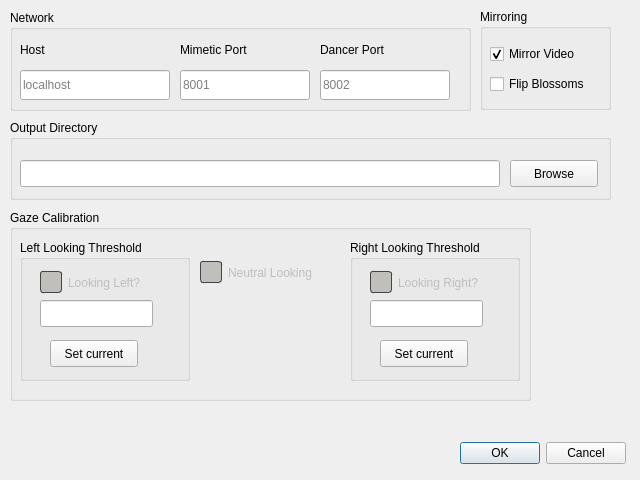
DiogoSaraiva/blossom-lasige-research, file src/settings_dialog.ui: the form before one commit.
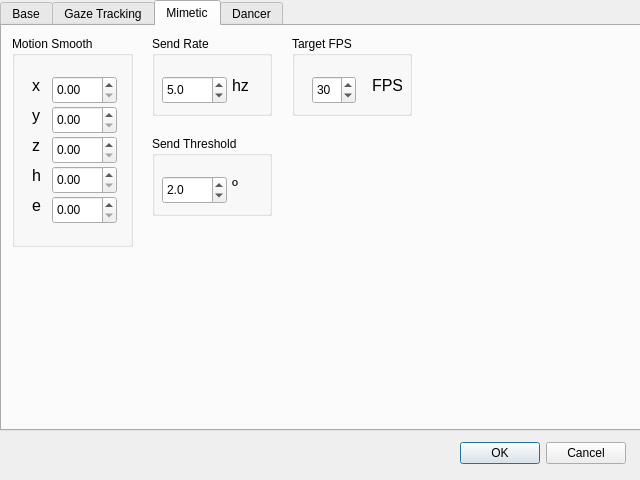
The form after the commit. The open tabs and pages were chosen to show the change.

```diff
--- a/src/settings_dialog.ui
+++ b/src/settings_dialog.ui
@@ -29,11 +29,36 @@
     <set>QDialogButtonBox::Cancel|QDialogButtonBox::Ok</set>
    </property>
   </widget>
+  <widget class="QTabWidget" name="tabs">
+   <property name="geometry">
+    <rect>
+     <x>0</x>
+     <y>0</y>
+     <width>641</width>
+     <height>431</height>
+    </rect>
+   </property>
+   <property name="tabShape">
+    <enum>QTabWidget::Rounded</enum>
+   </property>
+   <property name="currentIndex">
+    <number>0</number>
+   </property>
+   <property name="elideMode">
+    <enum>Qt::ElideNone</enum>
+   </property>
+   <widget class="QWidget" name="base_tab">
+    <property name="locale">
+     <locale language="English" country="UnitedStates"/>
+    </property>
+    <attribute name="title">
+     <string>Base</string>
+    </attribute>
   <widget class="QGroupBox" name="Network">
    <property name="geometry">
     <rect>
      <x>10</x>
-     <y>10</y>
+       <y>90</y>
      <width>461</width>
      <height>101</height>
     </rect>
@@ -201,12 +226,57 @@
     </property>
    </widget>
   </widget>
+    <widget class="QGroupBox" name="output_directory_group">
+     <property name="geometry">
+      <rect>
+       <x>10</x>
+       <y>210</y>
+       <width>621</width>
+       <height>80</height>
+      </rect>
+     </property>
+     <property name="locale">
+      <locale language="English" country="UnitedStates"/>
+     </property>
+     <property name="title">
+      <string>Output Directory</string>
+     </property>
+     <widget class="QLineEdit" name="output_directory">
+      <property name="geometry">
+       <rect>
+        <x>10</x>
+        <y>40</y>
+        <width>480</width>
+        <height>27</height>
+       </rect>
+      </property>
+      <property name="locale">
+       <locale language="English" country="UnitedStates"/>
+      </property>
+     </widget>
+     <widget class="QPushButton" name="browse_output_dir_button">
+      <property name="geometry">
+       <rect>
+        <x>500</x>
+        <y>40</y>
+        <width>88</width>
+        <height>27</height>
+       </rect>
+      </property>
+      <property name="locale">
+       <locale language="English" country="UnitedStates"/>
+      </property>
+      <property name="text">
+       <string>Browse</string>
+      </property>
+     </widget>
+    </widget>
   <widget class="QGroupBox" name="mirroring">
    <property name="geometry">
     <rect>
      <x>480</x>
-     <y>9</y>
-     <width>131</width>
+       <y>90</y>
+       <width>151</width>
      <height>101</height>
     </rect>
    </property>
@@ -219,7 +289,7 @@
    <widget class="QCheckBox" name="mirror_video">
     <property name="geometry">
      <rect>
-      <x>10</x>
+        <x>20</x>
       <y>30</y>
       <width>115</width>
       <height>30</height>
@@ -256,7 +326,7 @@
    <widget class="QCheckBox" name="flip_blossom">
     <property name="geometry">
      <rect>
-      <x>10</x>
+        <x>20</x>
       <y>60</y>
       <width>115</width>
       <height>30</height>
@@ -286,13 +356,16 @@
     <property name="text">
      <string>Flip Blossoms</string>
     </property>
-   </widget>
-  </widget>
-  <widget class="QGroupBox" name="output_directory_group">
+      <property name="checked">
+       <bool>true</bool>
+      </property>
+     </widget>
+    </widget>
+    <widget class="QGroupBox" name="study_case_id_group">
    <property name="geometry">
     <rect>
      <x>10</x>
-     <y>120</y>
+       <y>10</y>
      <width>601</width>
      <height>80</height>
     </rect>
@@ -307,37 +380,34 @@
     <property name="geometry">
      <rect>
       <x>10</x>
-      <y>40</y>
-      <width>480</width>
-      <height>27</height>
-     </rect>
-    </property>
-    <property name="locale">
-     <locale language="English" country="UnitedStates"/>
-    </property>
-   </widget>
-   <widget class="QPushButton" name="browse_button">
-    <property name="geometry">
-     <rect>
-      <x>500</x>
-      <y>40</y>
-      <width>88</width>
-      <height>27</height>
-     </rect>
-    </property>
-    <property name="locale">
-     <locale language="English" country="UnitedStates"/>
+        <y>30</y>
+        <width>581</width>
+        <height>41</height>
+       </rect>
+      </property>
+      <property name="font">
+       <font>
+        <pointsize>18</pointsize>
+       </font>
     </property>
     <property name="text">
-     <string>Browse</string>
-    </property>
-   </widget>
-  </widget>
+       <string>ID</string>
+      </property>
+      <property name="alignment">
+       <set>Qt::AlignCenter</set>
+      </property>
+     </widget>
+    </widget>
+   </widget>
+   <widget class="QWidget" name="gaze_tab">
+    <attribute name="title">
+     <string>Gaze Tracking</string>
+    </attribute>
   <widget class="QGroupBox" name="gaze_calibration">
    <property name="geometry">
     <rect>
      <x>10</x>
-     <y>210</y>
+       <y>10</y>
      <width>521</width>
      <height>191</height>
     </rect>
@@ -346,7 +416,7 @@
     <locale language="English" country="UnitedStates"/>
    </property>
    <property name="title">
-    <string>Gaze Calibration</string>
+      <string>Gaze Tracking Calibration</string>
    </property>
    <widget class="QGroupBox" name="left_looking">
     <property name="geometry">
@@ -602,6 +672,513 @@
     <property name="checked">
      <bool>false</bool>
     </property>
+     </widget>
+    </widget>
+   </widget>
+   <widget class="QWidget" name="mimetic_tab">
+    <attribute name="title">
+     <string>Mimetic</string>
+    </attribute>
+    <widget class="QGroupBox" name="motion_smooth_group">
+     <property name="geometry">
+      <rect>
+       <x>10</x>
+       <y>10</y>
+       <width>121</width>
+       <height>211</height>
+      </rect>
+     </property>
+     <property name="title">
+      <string>Motion Smooth</string>
+     </property>
+     <widget class="QDoubleSpinBox" name="alpha_map_x_value">
+      <property name="geometry">
+       <rect>
+        <x>40</x>
+        <y>40</y>
+        <width>65</width>
+        <height>28</height>
+       </rect>
+      </property>
+      <property name="maximum">
+       <double>1.000000000000000</double>
+      </property>
+      <property name="singleStep">
+       <double>0.050000000000000</double>
+      </property>
+     </widget>
+     <widget class="QLabel" name="x">
+      <property name="geometry">
+       <rect>
+        <x>20</x>
+        <y>40</y>
+        <width>20</width>
+        <height>19</height>
+       </rect>
+      </property>
+      <property name="maximumSize">
+       <size>
+        <width>20</width>
+        <height>20</height>
+       </size>
+      </property>
+      <property name="font">
+       <font>
+        <pointsize>12</pointsize>
+       </font>
+      </property>
+      <property name="text">
+       <string>x</string>
+      </property>
+     </widget>
+     <widget class="QDoubleSpinBox" name="alpha_map_y_value">
+      <property name="geometry">
+       <rect>
+        <x>40</x>
+        <y>70</y>
+        <width>65</width>
+        <height>28</height>
+       </rect>
+      </property>
+      <property name="maximum">
+       <double>1.000000000000000</double>
+      </property>
+      <property name="singleStep">
+       <double>0.050000000000000</double>
+      </property>
+     </widget>
+     <widget class="QLabel" name="y">
+      <property name="geometry">
+       <rect>
+        <x>20</x>
+        <y>70</y>
+        <width>20</width>
+        <height>19</height>
+       </rect>
+      </property>
+      <property name="maximumSize">
+       <size>
+        <width>20</width>
+        <height>20</height>
+       </size>
+      </property>
+      <property name="font">
+       <font>
+        <pointsize>12</pointsize>
+       </font>
+      </property>
+      <property name="text">
+       <string>y</string>
+      </property>
+     </widget>
+     <widget class="QLabel" name="z">
+      <property name="geometry">
+       <rect>
+        <x>20</x>
+        <y>100</y>
+        <width>20</width>
+        <height>19</height>
+       </rect>
+      </property>
+      <property name="maximumSize">
+       <size>
+        <width>20</width>
+        <height>20</height>
+       </size>
+      </property>
+      <property name="font">
+       <font>
+        <pointsize>12</pointsize>
+       </font>
+      </property>
+      <property name="text">
+       <string>z</string>
+      </property>
+     </widget>
+     <widget class="QDoubleSpinBox" name="alpha_map_z_value">
+      <property name="geometry">
+       <rect>
+        <x>40</x>
+        <y>100</y>
+        <width>65</width>
+        <height>28</height>
+       </rect>
+      </property>
+      <property name="maximum">
+       <double>1.000000000000000</double>
+      </property>
+      <property name="singleStep">
+       <double>0.050000000000000</double>
+      </property>
+     </widget>
+     <widget class="QDoubleSpinBox" name="alpha_map_h_value">
+      <property name="geometry">
+       <rect>
+        <x>40</x>
+        <y>130</y>
+        <width>65</width>
+        <height>28</height>
+       </rect>
+      </property>
+      <property name="maximum">
+       <double>1.000000000000000</double>
+      </property>
+      <property name="singleStep">
+       <double>0.050000000000000</double>
+      </property>
+     </widget>
+     <widget class="QLabel" name="h">
+      <property name="geometry">
+       <rect>
+        <x>20</x>
+        <y>130</y>
+        <width>20</width>
+        <height>19</height>
+       </rect>
+      </property>
+      <property name="maximumSize">
+       <size>
+        <width>20</width>
+        <height>20</height>
+       </size>
+      </property>
+      <property name="font">
+       <font>
+        <pointsize>12</pointsize>
+       </font>
+      </property>
+      <property name="text">
+       <string>h</string>
+      </property>
+     </widget>
+     <widget class="QDoubleSpinBox" name="alpha_map_e_value">
+      <property name="geometry">
+       <rect>
+        <x>40</x>
+        <y>160</y>
+        <width>65</width>
+        <height>28</height>
+       </rect>
+      </property>
+      <property name="maximum">
+       <double>1.000000000000000</double>
+      </property>
+      <property name="singleStep">
+       <double>0.050000000000000</double>
+      </property>
+     </widget>
+     <widget class="QLabel" name="e">
+      <property name="geometry">
+       <rect>
+        <x>20</x>
+        <y>160</y>
+        <width>20</width>
+        <height>19</height>
+       </rect>
+      </property>
+      <property name="maximumSize">
+       <size>
+        <width>20</width>
+        <height>20</height>
+       </size>
+      </property>
+      <property name="font">
+       <font>
+        <pointsize>12</pointsize>
+       </font>
+      </property>
+      <property name="text">
+       <string>e</string>
+      </property>
+     </widget>
+    </widget>
+    <widget class="QGroupBox" name="send_rate_group">
+     <property name="geometry">
+      <rect>
+       <x>150</x>
+       <y>10</y>
+       <width>120</width>
+       <height>80</height>
+      </rect>
+     </property>
+     <property name="title">
+      <string>Send Rate</string>
+     </property>
+     <widget class="QLabel" name="hz">
+      <property name="geometry">
+       <rect>
+        <x>80</x>
+        <y>40</y>
+        <width>20</width>
+        <height>19</height>
+       </rect>
+      </property>
+      <property name="maximumSize">
+       <size>
+        <width>20</width>
+        <height>20</height>
+       </size>
+      </property>
+      <property name="font">
+       <font>
+        <pointsize>12</pointsize>
+       </font>
+      </property>
+      <property name="text">
+       <string>hz</string>
+      </property>
+     </widget>
+     <widget class="QDoubleSpinBox" name="send_rate">
+      <property name="geometry">
+       <rect>
+        <x>10</x>
+        <y>40</y>
+        <width>65</width>
+        <height>28</height>
+       </rect>
+      </property>
+      <property name="decimals">
+       <number>1</number>
+      </property>
+      <property name="minimum">
+       <double>0.100000000000000</double>
+      </property>
+      <property name="maximum">
+       <double>10.000000000000000</double>
+      </property>
+      <property name="singleStep">
+       <double>0.100000000000000</double>
+      </property>
+      <property name="value">
+       <double>5.000000000000000</double>
+      </property>
+     </widget>
+    </widget>
+    <widget class="QGroupBox" name="send_threshold_group">
+     <property name="geometry">
+      <rect>
+       <x>150</x>
+       <y>110</y>
+       <width>120</width>
+       <height>80</height>
+      </rect>
+     </property>
+     <property name="title">
+      <string>Send Threshold</string>
+     </property>
+     <widget class="QLabel" name="hz_2">
+      <property name="geometry">
+       <rect>
+        <x>80</x>
+        <y>40</y>
+        <width>20</width>
+        <height>19</height>
+       </rect>
+      </property>
+      <property name="maximumSize">
+       <size>
+        <width>20</width>
+        <height>20</height>
+       </size>
+      </property>
+      <property name="font">
+       <font>
+        <pointsize>12</pointsize>
+       </font>
+      </property>
+      <property name="text">
+       <string>º</string>
+      </property>
+     </widget>
+     <widget class="QDoubleSpinBox" name="send_threshold">
+      <property name="geometry">
+       <rect>
+        <x>10</x>
+        <y>40</y>
+        <width>65</width>
+        <height>28</height>
+       </rect>
+      </property>
+      <property name="decimals">
+       <number>1</number>
+      </property>
+      <property name="maximum">
+       <double>5.000000000000000</double>
+      </property>
+      <property name="singleStep">
+       <double>0.100000000000000</double>
+      </property>
+      <property name="value">
+       <double>2.000000000000000</double>
+      </property>
+     </widget>
+    </widget>
+    <widget class="QGroupBox" name="target_fps_group">
+     <property name="geometry">
+      <rect>
+       <x>290</x>
+       <y>10</y>
+       <width>120</width>
+       <height>80</height>
+      </rect>
+     </property>
+     <property name="title">
+      <string>Target FPS</string>
+     </property>
+     <widget class="QLabel" name="FPS">
+      <property name="geometry">
+       <rect>
+        <x>80</x>
+        <y>40</y>
+        <width>30</width>
+        <height>19</height>
+       </rect>
+      </property>
+      <property name="maximumSize">
+       <size>
+        <width>30</width>
+        <height>20</height>
+       </size>
+      </property>
+      <property name="font">
+       <font>
+        <pointsize>12</pointsize>
+       </font>
+      </property>
+      <property name="text">
+       <string>FPS</string>
+      </property>
+     </widget>
+     <widget class="QSpinBox" name="target_fps">
+      <property name="geometry">
+       <rect>
+        <x>20</x>
+        <y>40</y>
+        <width>44</width>
+        <height>28</height>
+       </rect>
+      </property>
+      <property name="minimum">
+       <number>1</number>
+      </property>
+      <property name="maximum">
+       <number>60</number>
+      </property>
+      <property name="value">
+       <number>30</number>
+      </property>
+     </widget>
+    </widget>
+   </widget>
+   <widget class="QWidget" name="dancer_tab">
+    <attribute name="title">
+     <string>Dancer</string>
+    </attribute>
+    <widget class="QGroupBox" name="music_directory_group">
+     <property name="geometry">
+      <rect>
+       <x>10</x>
+       <y>10</y>
+       <width>601</width>
+       <height>80</height>
+      </rect>
+     </property>
+     <property name="locale">
+      <locale language="English" country="UnitedStates"/>
+     </property>
+     <property name="title">
+      <string>Music Directory</string>
+     </property>
+     <widget class="QLineEdit" name="music_directory">
+      <property name="geometry">
+       <rect>
+        <x>10</x>
+        <y>40</y>
+        <width>480</width>
+        <height>27</height>
+       </rect>
+      </property>
+      <property name="locale">
+       <locale language="English" country="UnitedStates"/>
+      </property>
+     </widget>
+     <widget class="QPushButton" name="browse_music_dir_button">
+      <property name="geometry">
+       <rect>
+        <x>500</x>
+        <y>40</y>
+        <width>88</width>
+        <height>27</height>
+       </rect>
+      </property>
+      <property name="locale">
+       <locale language="English" country="UnitedStates"/>
+      </property>
+      <property name="text">
+       <string>Browse</string>
+      </property>
+     </widget>
+    </widget>
+    <widget class="QGroupBox" name="analysis_interval_group">
+     <property name="geometry">
+      <rect>
+       <x>10</x>
+       <y>100</y>
+       <width>120</width>
+       <height>80</height>
+      </rect>
+     </property>
+     <property name="title">
+      <string>Analysis Interval</string>
+     </property>
+     <widget class="QDoubleSpinBox" name="analysis_interval">
+      <property name="geometry">
+       <rect>
+        <x>10</x>
+        <y>40</y>
+        <width>65</width>
+        <height>28</height>
+       </rect>
+      </property>
+      <property name="decimals">
+       <number>1</number>
+      </property>
+      <property name="maximum">
+       <double>5.000000000000000</double>
+      </property>
+      <property name="singleStep">
+       <double>0.100000000000000</double>
+      </property>
+      <property name="value">
+       <double>5.000000000000000</double>
+      </property>
+     </widget>
+     <widget class="QLabel" name="label">
+      <property name="geometry">
+       <rect>
+        <x>80</x>
+        <y>40</y>
+        <width>30</width>
+        <height>19</height>
+       </rect>
+      </property>
+      <property name="minimumSize">
+       <size>
+        <width>30</width>
+        <height>0</height>
+       </size>
+      </property>
+      <property name="maximumSize">
+       <size>
+        <width>30</width>
+        <height>16777215</height>
+       </size>
+      </property>
+      <property name="text">
+       <string>sec</string>
+      </property>
+     </widget>
+    </widget>
    </widget>
   </widget>
  </widget>
```
Left out of the diff: 12 changed lines with no effect on the pictures. Lines whose indentation alone changed are shown as unchanged.
